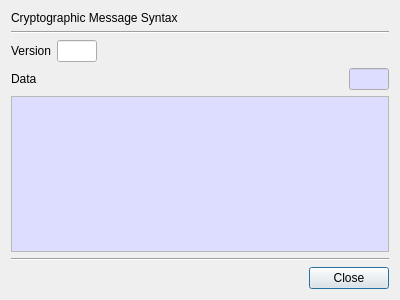
The window that BerEditor/cms_info_dlg.ui (jykim74/BerEditor) describes before a commit, drawn with Qt 5.
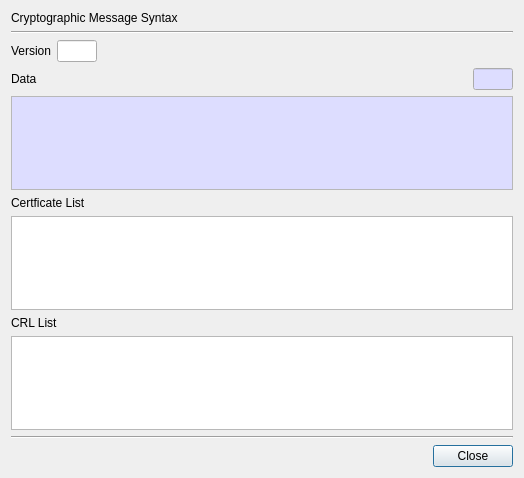
The same window after the commit.

```diff
--- a/BerEditor/cms_info_dlg.ui
+++ b/BerEditor/cms_info_dlg.ui
@@ -6,8 +6,8 @@
    <rect>
     <x>0</x>
     <y>0</y>
-    <width>400</width>
-    <height>300</height>
+    <width>524</width>
+    <height>478</height>
    </rect>
   </property>
   <property name="windowTitle">
@@ -146,6 +146,12 @@
    </item>
    <item>
     <widget class="QPlainTextEdit" name="mDataText">
+     <property name="minimumSize">
+      <size>
+       <width>500</width>
+       <height>0</height>
+      </size>
+     </property>
      <property name="palette">
       <palette>
        <active>
@@ -178,6 +184,26 @@
      </property>
     </widget>
    </item>
+   <item>
+    <widget class="QLabel" name="label_4">
+     <property name="text">
+      <string>Certficate List</string>
+     </property>
+    </widget>
+   </item>
+   <item>
+    <widget class="QTableWidget" name="mCertTable"/>
+   </item>
+   <item>
+    <widget class="QLabel" name="label_5">
+     <property name="text">
+      <string>CRL List</string>
+     </property>
+    </widget>
+   </item>
+   <item>
+    <widget class="QTableWidget" name="mCRLTable"/>
+   </item>
    <item>
     <widget class="Line" name="line">
      <property name="orientation">
```
